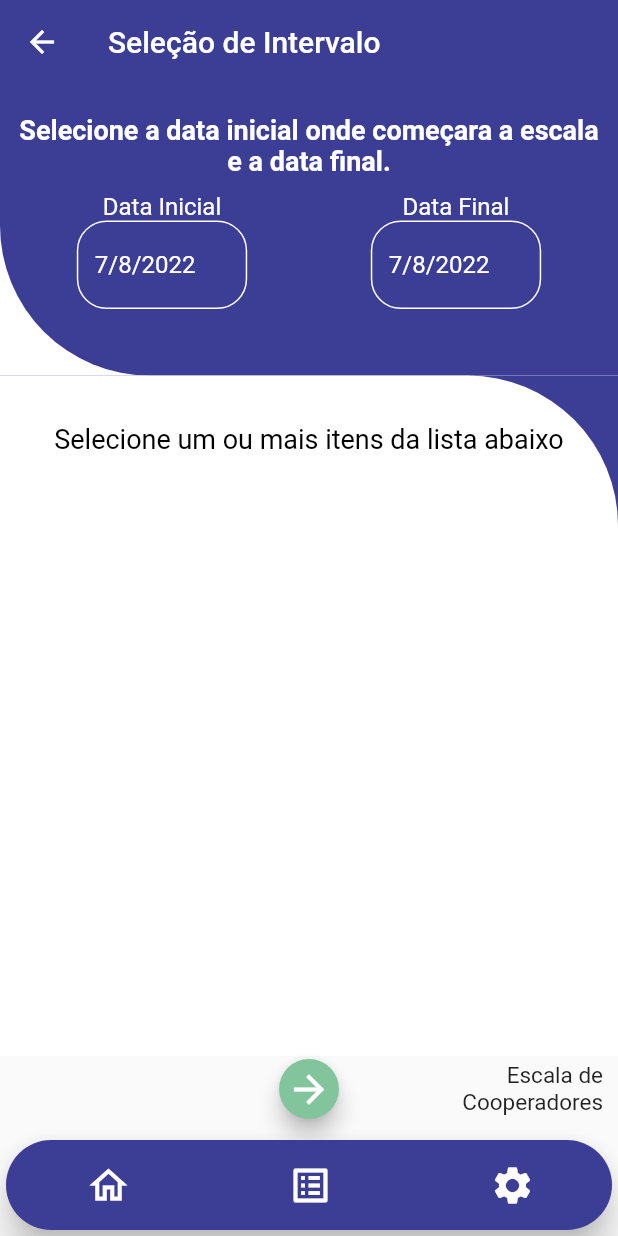
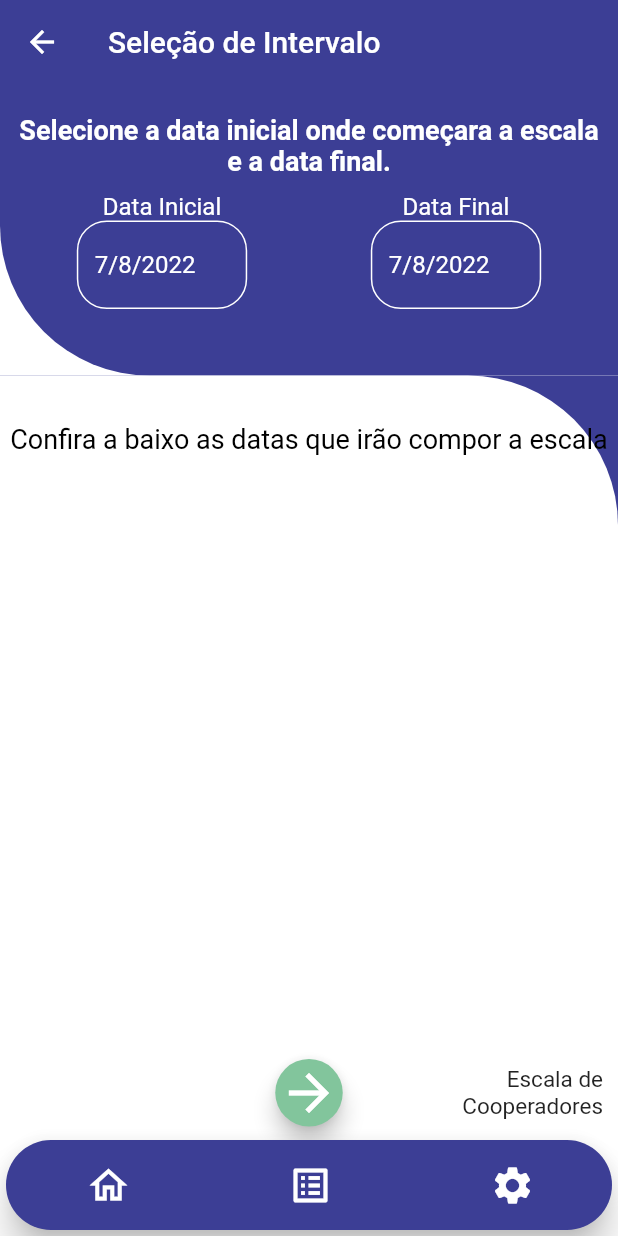
Before and after one commit to Tiodirca/SenturionGList, a Flutter app: the TelaSelecaoIntervalo screen opened directly with empty values, on a phone screen of 412 x 824 dp. Run offline on Flutter 3.47's test engine with Material 2 defaults, Android fonts, the phone set to English and light mode, and no system bars; our stand-ins replace sqflite, sqflite_common_ffi; accounts and stored records are empty.

Commit message:
config tamanho botao listagem dos dias selecionados que irao compor a escala

```diff
--- a/lib/Telas/tela_selecao_intervalo.dart
+++ b/lib/Telas/tela_selecao_intervalo.dart
@@ -5,6 +5,7 @@ import '../Uteis/Textos.dart';
 import '../Uteis/paleta_cores.dart';
 import '../Widget/barra_navegacao.dart';
 import '../Widget/fundo_tela_widget.dart';
+import 'package:intl/intl.dart';
 
 class TelaSelecaoIntervalo extends StatefulWidget {
   const TelaSelecaoIntervalo(
@@ -27,6 +28,9 @@ class _TelaSelecaoIntervaloState extends State<TelaSelecaoIntervalo> {
   String tipoEscala = "";
   DateTime dataInicial = DateTime.now();
   DateTime dataFinal = DateTime.now();
+  List<String> listaDatasFinal = [];
+  List<DateTime> listaDatasAuxiliar = [];
+  double alturaNavigationBar = 120.0;
 
   @override
   void initState() {
@@ -36,6 +40,45 @@ class _TelaSelecaoIntervaloState extends State<TelaSelecaoIntervalo> {
     } else {
       tipoEscala = Textos.btnCooperador;
     }
+    print(widget.listaDias);
+  }
+
+  pegarDatasIntervalo() {
+    DateTime datasDiferenca = dataInicial;
+    dynamic diferencaDias = dataInicial.difference(dataFinal).inDays;
+    //verificando se a variavel recebeu um valor negativo
+    if (diferencaDias.toString().contains("-")) {
+      // passando para positivo
+      diferencaDias = -(diferencaDias);
+    }
+    //pegando todas as datas
+    for (int interacao = 0; interacao <= diferencaDias; interacao++) {
+      listaDatasAuxiliar.add(datasDiferenca);
+      // definindo que a variavel vai receber ela mesma com a adicao de parametro de duracao
+      datasDiferenca = datasDiferenca.add(const Duration(days: 1));
+    }
+    converterData();
+  }
+
+  converterData() {
+    String diaEscala = "";
+    // pegando todos os itens da lista
+    for (int interacao = 0;
+        interacao < listaDatasAuxiliar.length;
+        interacao++) {
+      String data = DateFormat("dd/MM/yyyy EEEE", "pt_BR")
+          .format(listaDatasAuxiliar[interacao]);
+
+      // pegando a lista de dias selecionados na tela de selecao dias
+      for (int i = 0; i < widget.listaDias.length; i++) {
+        diaEscala = widget.listaDias[i];
+        // verificando se a variavel contem o valor contido no index da lista
+        if (data.contains(diaEscala)) {
+          listaDatasFinal.add(data); //adicionando variavel a uma lista
+        }
+      }
+    }
+    print(listaDatasFinal);
   }
 
   Widget textFieldDatas(double largura, String label, DateTime data) =>
@@ -68,7 +111,10 @@ class _TelaSelecaoIntervaloState extends State<TelaSelecaoIntervalo> {
               if (label.contains(Textos.labelDataInicial)) {
                 dataInicial = novaData;
               } else {
+                listaDatasAuxiliar = [];
+                listaDatasFinal = [];
                 dataFinal = novaData;
+                pegarDatasIntervalo();
               }
             });
           },
@@ -112,13 +158,13 @@ class _TelaSelecaoIntervaloState extends State<TelaSelecaoIntervalo> {
         body: SingleChildScrollView(
           child: SizedBox(
             width: larguraTela,
-            height: alturaTela - alturaBarraStatus - alturaAppBar - 120,
+            height: alturaTela - alturaBarraStatus - alturaAppBar - alturaNavigationBar,
             child: Stack(
               children: [
                 // o ultimo parametro e o tamanho do container do BUTTON NAVIGATION BAR
                 FundoTela(
                     altura:
-                        alturaTela - alturaBarraStatus - alturaAppBar - 120),
+                        alturaTela - alturaBarraStatus - alturaAppBar - alturaNavigationBar),
                 Positioned(
                     child: Column(
                   children: [
@@ -177,11 +223,28 @@ class _TelaSelecaoIntervaloState extends State<TelaSelecaoIntervalo> {
                           child: Column(
                             children: [
                               Text(
-                                Textos.legLista,
+                                Textos.descricaoListaSelecaoIntervalo,
                                 textAlign: TextAlign.center,
                                 style: const TextStyle(
                                     fontSize: 18, color: Colors.black),
                               ),
+                              Container(
+                                padding: const EdgeInsets.only(top: 10.0),
+                                  height: alturaTela * 0.4,
+                                  width: larguraTela,
+                                  child: ListView(
+                                    children: [
+                                      ...listaDatasFinal
+                                          .map((e) => Text(
+                                                e,
+                                                textAlign: TextAlign.center,
+                                                style: const TextStyle(
+                                                  fontSize: 18,
+                                                ),
+                                              ))
+                                          .toList()
+                                    ],
+                                  ))
                             ],
                           ),
                         ))
@@ -192,7 +255,7 @@ class _TelaSelecaoIntervaloState extends State<TelaSelecaoIntervalo> {
           ),
         ),
         bottomNavigationBar: SizedBox(
-          height: 120,
+          height: alturaNavigationBar,
           child: Column(
             mainAxisAlignment: MainAxisAlignment.end,
             children: [
@@ -203,12 +266,12 @@ class _TelaSelecaoIntervaloState extends State<TelaSelecaoIntervalo> {
                     width: larguraTela * 0.3,
                   ),
                   SizedBox(
-                    width: 40,
-                    height: 40,
+                    width: 45,
+                    height: 45,
                     child: FloatingActionButton(
                       backgroundColor: PaletaCores.corVerdeCiano,
                       onPressed: () {},
-                      child: const Icon(Icons.arrow_forward, size: 30),
+                      child: const Icon(Icons.arrow_forward, size: 40),
                     ),
                   ),
                   Container(
@@ -221,12 +284,13 @@ class _TelaSelecaoIntervaloState extends State<TelaSelecaoIntervalo> {
                 ],
               ),
               const SizedBox(
-                height: 10,
+                height: 5,
               ),
               const BarraNavegacao()
             ],
           ),
         ),
+        backgroundColor: Colors.white,
       ),
       onWillPop: () async {
         var dados = {};
--- a/lib/Uteis/textos.dart
+++ b/lib/Uteis/textos.dart
@@ -29,6 +29,7 @@ class Textos {
       "Selecione a data inicial onde começara a escala e a data final.";
   static String labelDataInicial = "Data Inicial";
   static String labelDataFinal = "Data Final";
+  static String descricaoListaSelecaoIntervalo = "Confira a baixo as datas que irão compor a escala";
 
   // GERAIS
   static String txtListaVazia = "Sua lista esta vazia";
@@ -47,11 +48,11 @@ class Textos {
       "Sucesso ao excluir item da base de dados";
 
   // DIAS DA SEMANA
-  static String diaSegunda = "Segunda-Feira";
-  static String diaTerca = "Terça-Feira";
-  static String diaQuarta = "Quarta-Feira";
-  static String diaQuinta = "Quinta-Feira";
-  static String diaSexta = "Sexta-Feira";
-  static String diaSabado = "Sábado";
-  static String diaDomingo = "Domingo";
+  static String diaSegunda = "segunda-feira";
+  static String diaTerca = "terça-feira";
+  static String diaQuarta = "quarta-feira";
+  static String diaQuinta = "quinta-feira";
+  static String diaSexta = "sexta-feira";
+  static String diaSabado = "sábado";
+  static String diaDomingo = "domingo";
 }
```
Also changed, not shown: lib/Telas/tela_cadastro_local_trabalho.dart (+4 -3 lines), lib/Telas/tela_cadastro_pessoas.dart (+4 -3 lines), lib/Telas/tela_selecao_dias.dart (+8 -10 lines).
